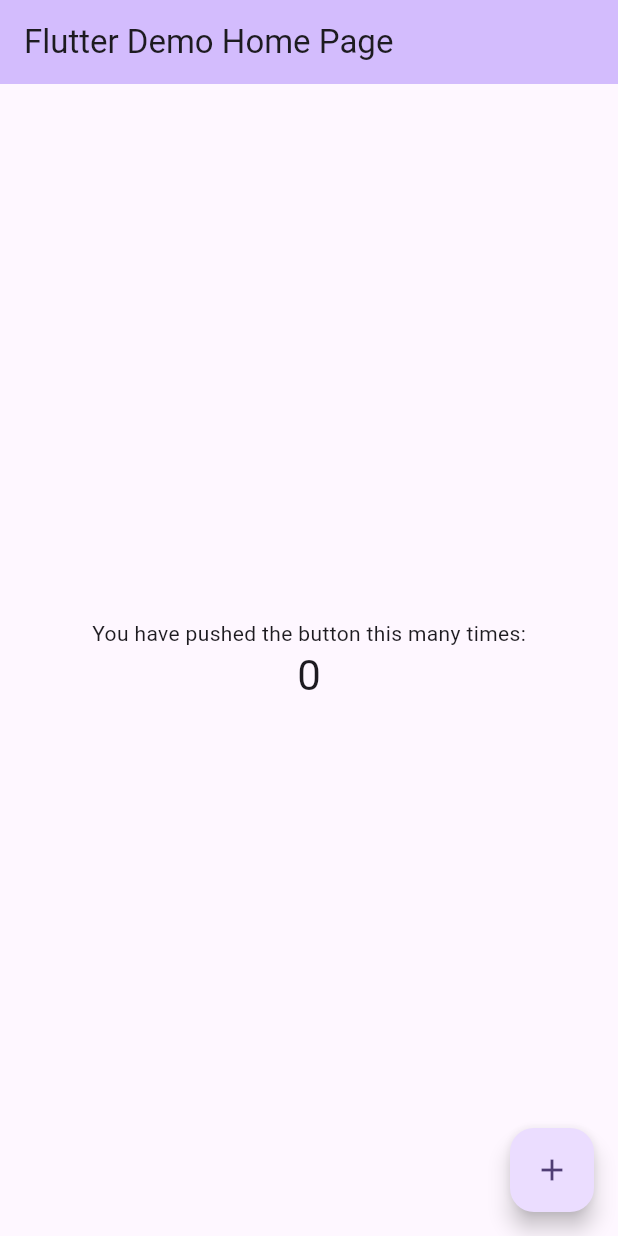
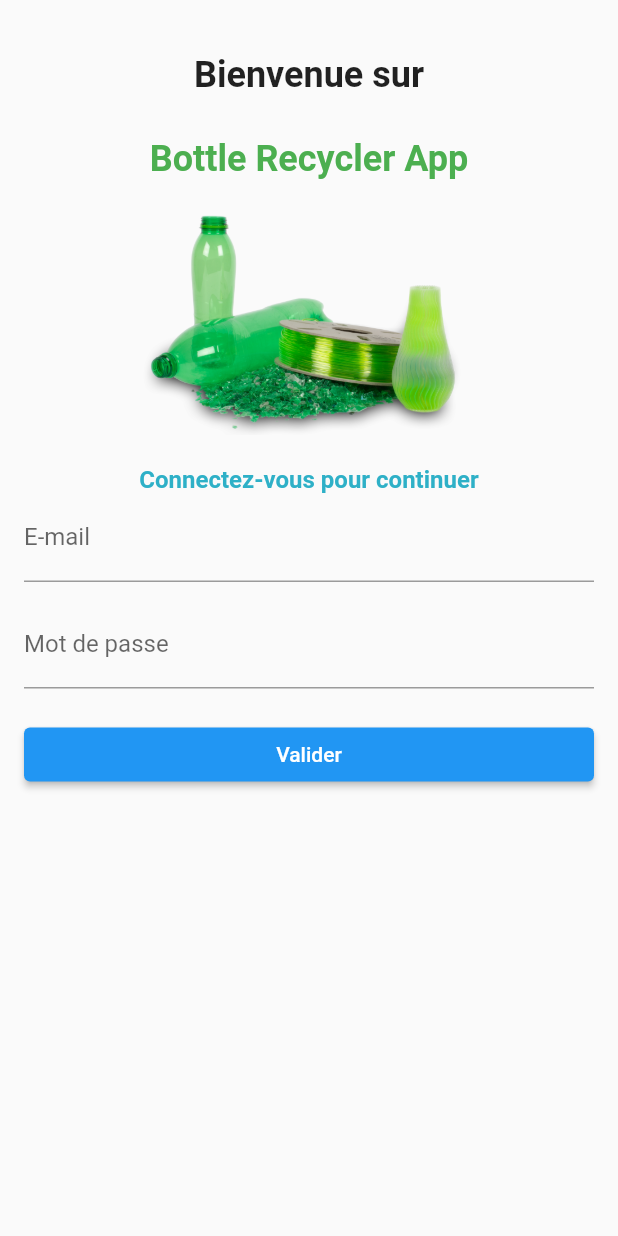
Before and after one commit to joebar27/Bottle-Recycler-PET-App, a Flutter app: the screen it shows after launch, on a phone screen of 412 x 824 dp. Run offline on Flutter 3.47's test engine with Material 2 defaults, Android fonts, the light colour scheme and no system bars.

Commit message:
création d'un dossier pour les images et modif pubspec.yaml, premiere mise en place de la page login

```diff
--- a/lib/main.dart
+++ b/lib/main.dart
@@ -1,3 +1,4 @@
+import 'package:bottlerecyclerapp/screens/Auth.dart';
 import 'package:flutter/material.dart';
 
 void main() {
@@ -7,119 +8,12 @@ void main() {
 class MyApp extends StatelessWidget {
   const MyApp({super.key});
 
-  // This widget is the root of your application.
   @override
   Widget build(BuildContext context) {
-    return MaterialApp(
-      title: 'Flutter Demo',
-      theme: ThemeData(
-        // This is the theme of your application.
-        //
-        // TRY THIS: Try running your application with "flutter run". You'll see
-        // the application has a blue toolbar. Then, without quitting the app,
-        // try changing the seedColor in the colorScheme below to Colors.green
-        // and then invoke "hot reload" (save your changes or press the "hot
-        // reload" button in a Flutter-supported IDE, or press "r" if you used
-        // the command line to start the app).
-        //
-        // Notice that the counter didn't reset back to zero; the application
-        // state is not lost during the reload. To reset the state, use hot
-        // restart instead.
-        //
-        // This works for code too, not just values: Most code changes can be
-        // tested with just a hot reload.
-        colorScheme: ColorScheme.fromSeed(seedColor: Colors.deepPurple),
-        useMaterial3: true,
-      ),
-      home: const MyHomePage(title: 'Flutter Demo Home Page'),
+    return const MaterialApp(
+      debugShowCheckedModeBanner: false,
+      title: 'Bottle Recycler App',
+      home: AuthScreen(),
     );
   }
 }
-
-class MyHomePage extends StatefulWidget {
-  const MyHomePage({super.key, required this.title});
-
-  // This widget is the home page of your application. It is stateful, meaning
-  // that it has a State object (defined below) that contains fields that affect
-  // how it looks.
-
-  // This class is the configuration for the state. It holds the values (in this
-  // case the title) provided by the parent (in this case the App widget) and
-  // used by the build method of the State. Fields in a Widget subclass are
-  // always marked "final".
-
-  final String title;
-
-  @override
-  State<MyHomePage> createState() => _MyHomePageState();
-}
-
-class _MyHomePageState extends State<MyHomePage> {
-  int _counter = 0;
-
-  void _incrementCounter() {
-    setState(() {
-      // This call to setState tells the Flutter framework that something has
-      // changed in this State, which causes it to rerun the build method below
-      // so that the display can reflect the updated values. If we changed
-      // _counter without calling setState(), then the build method would not be
-      // called again, and so nothing would appear to happen.
-      _counter++;
-    });
-  }
-
-  @override
-  Widget build(BuildContext context) {
-    // This method is rerun every time setState is called, for instance as done
-    // by the _incrementCounter method above.
-    //
-    // The Flutter framework has been optimized to make rerunning build methods
-    // fast, so that you can just rebuild anything that needs updating rather
-    // than having to individually change instances of widgets.
-    return Scaffold(
-      appBar: AppBar(
-        // TRY THIS: Try changing the color here to a specific color (to
-        // Colors.amber, perhaps?) and trigger a hot reload to see the AppBar
-        // change color while the other colors stay the same.
-        backgroundColor: Theme.of(context).colorScheme.inversePrimary,
-        // Here we take the value from the MyHomePage object that was created by
-        // the App.build method, and use it to set our appbar title.
-        title: Text(widget.title),
-      ),
-      body: Center(
-        // Center is a layout widget. It takes a single child and positions it
-        // in the middle of the parent.
-        child: Column(
-          // Column is also a layout widget. It takes a list of children and
-          // arranges them vertically. By default, it sizes itself to fit its
-          // children horizontally, and tries to be as tall as its parent.
-          //
-          // Column has various properties to control how it sizes itself and
-          // how it positions its children. Here we use mainAxisAlignment to
-          // center the children vertically; the main axis here is the vertical
-          // axis because Columns are vertical (the cross axis would be
-          // horizontal).
-          //
-          // TRY THIS: Invoke "debug painting" (choose the "Toggle Debug Paint"
-          // action in the IDE, or press "p" in the console), to see the
-          // wireframe for each widget.
-          mainAxisAlignment: MainAxisAlignment.center,
-          children: <Widget>[
-            const Text(
-              'You have pushed the button this many times:',
-            ),
-            Text(
-              '$_counter',
-              style: Theme.of(context).textTheme.headlineMedium,
-            ),
-          ],
-        ),
-      ),
-      floatingActionButton: FloatingActionButton(
-        onPressed: _incrementCounter,
-        tooltip: 'Increment',
-        child: const Icon(Icons.add),
-      ), // This trailing comma makes auto-formatting nicer for build methods.
-    );
-  }
-}
--- /dev/null
+++ b/lib/screens/Auth.dart
@@ -0,0 +1,81 @@
+import 'package:flutter/material.dart';
+
+class AuthScreen extends StatefulWidget {
+  const AuthScreen({super.key});
+
+  @override
+  State<AuthScreen> createState() => _AuthScreenState();
+}
+
+class _AuthScreenState extends State<AuthScreen> {
+  @override
+  Widget build(BuildContext context) {
+    return Scaffold(
+      // appBar: AppBar(
+      //   title: const Text('Connexion'),
+      // ),
+      body: Padding(
+        padding: EdgeInsets.all(16.0),
+        child: Column(
+          crossAxisAlignment: CrossAxisAlignment.stretch,
+          children: [
+            const SizedBox(height: 20.0),
+            const Text(
+              'Bienvenue sur\n',
+              style: TextStyle(
+                fontSize: 24.0,
+                fontWeight: FontWeight.bold,
+              ),
+              textAlign: TextAlign.center,
+            ),
+            const Text(
+              'Bottle Recycler App',
+              style: TextStyle(
+                color: Colors.green,
+                fontSize: 24.0,
+                fontWeight: FontWeight.bold,
+              ),
+              textAlign: TextAlign.center,
+            ),
+            const SizedBox(height: 20.0),
+            Image.asset(
+              'assets/images/bouteille_bobine_pet.png', // Remplacez "assets/logo.png" par le chemin de votre image
+              height: 150.0,
+            ),
+            const SizedBox(height: 20.0),
+            const Text(
+              'Connectez-vous pour continuer',
+              style: TextStyle(
+                color: Color.fromARGB(255, 46, 176, 199),
+                fontSize: 16.0,
+                fontWeight: FontWeight.bold,
+              ),
+              textAlign: TextAlign.center,
+            ),
+            const TextField(
+              decoration: InputDecoration(
+                labelText: 'E-mail',
+              ),
+            ),
+            const SizedBox(height: 12.0),
+            const TextField(
+              obscureText: true,
+              decoration: InputDecoration(
+                labelText: 'Mot de passe',
+              ),
+            ),
+            const SizedBox(height: 20.0),
+            ElevatedButton(
+              onPressed: () {
+                // Ajoutez ici la logique de validation du formulaire
+              },
+              child: Text('Valider'),
+            ),
+            const SizedBox(height: 20.0),
+
+          ],
+        ),
+      ),
+    );
+  }
+}
--- a/pubspec.yaml
+++ b/pubspec.yaml
@@ -59,8 +59,8 @@ flutter:
   uses-material-design: true
 
   # To add assets to your application, add an assets section, like this:
-  # assets:
-  #   - images/a_dot_burr.jpeg
+  assets:
+    - assets/images/bouteille_bobine_pet.png
   #   - images/a_dot_ham.jpeg
 
   # An image asset can refer to one or more resolution-specific "variants", see
```
Also changed, not shown: assets/images/bouteille_bobine_pet.png (added), assets/images/machine_non_fini.jpg (added), lib/screens/Test.dart (added).
